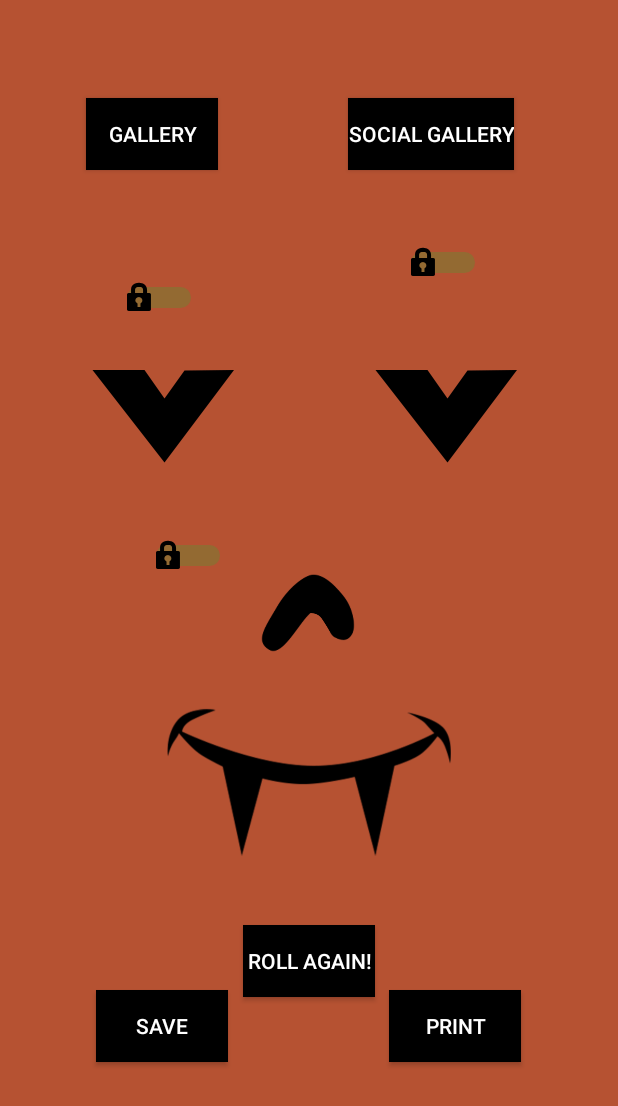
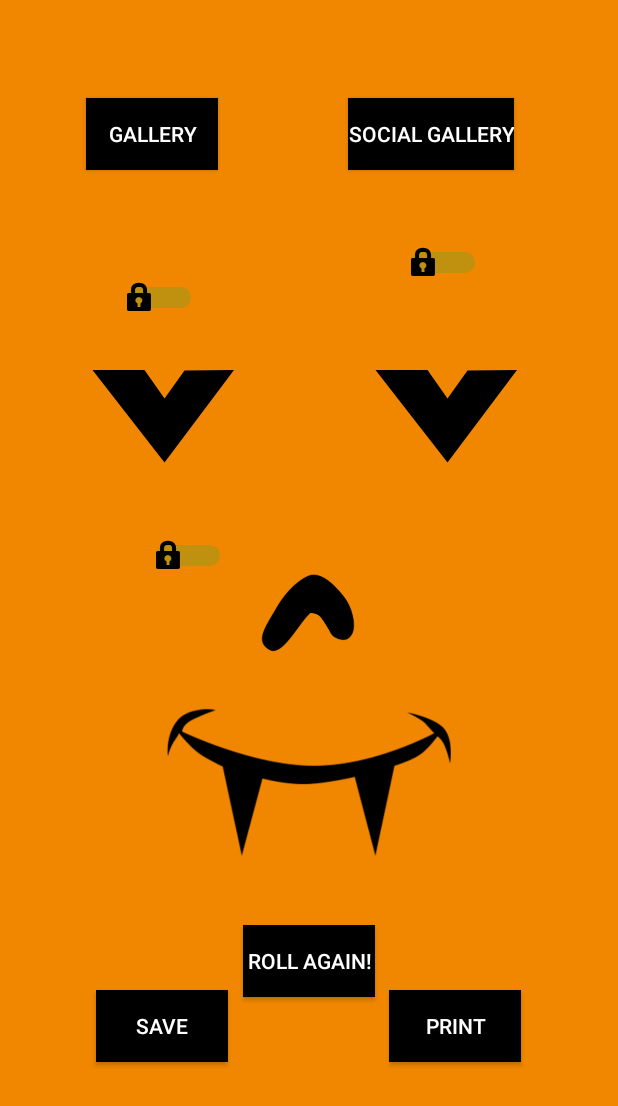
Before and after one commit to s529428/Jack-O-Lantern-SOS, an Android app: the screen it shows after launch (MainActivity), on a phone screen of 412 x 824 dp. Shown: the top 1106 px of the screen. Run offline under Robolectric (Android 15) with nearby library versions, the phone set to English and light mode, and no system bars; libraries missing offline, so code that uses them is left out: com.parse; 1 statement that could not run was skipped.

Commit message:
Lighted up the layout color

```diff
--- a/app/src/main/res/layout/activity_gallery.xml
+++ b/app/src/main/res/layout/activity_gallery.xml
@@ -4,7 +4,7 @@
     xmlns:tools="http://schemas.android.com/tools"
     android:layout_width="match_parent"
     android:layout_height="match_parent"
-    android:background="#B65232"
+    android:background="#F18701"
     tools:context=".GalleryActivity">
 
     <androidx.recyclerview.widget.RecyclerView
--- a/app/src/main/res/layout/activity_main.xml
+++ b/app/src/main/res/layout/activity_main.xml
@@ -4,24 +4,23 @@
     xmlns:tools="http://schemas.android.com/tools"
     android:layout_width="match_parent"
     android:layout_height="match_parent"
-    android:background="#B65232"
+    android:background="#F18701"
     tools:context=".MainActivity">
 
     <Button
         android:id="@+id/galleryBTN"
         android:layout_width="wrap_content"
         android:layout_height="wrap_content"
+        android:background="#000000"
         android:onClick="goToGallery"
         android:text="Gallery"
         android:textColor="#FFFFFF"
-        android:background="#000000"
         app:layout_constraintBottom_toBottomOf="parent"
         app:layout_constraintEnd_toEndOf="parent"
         app:layout_constraintHorizontal_bias="0.176"
         app:layout_constraintStart_toStartOf="parent"
         app:layout_constraintTop_toTopOf="parent"
-        app:layout_constraintVertical_bias="0.084"
-        />
+        app:layout_constraintVertical_bias="0.084" />
 
     <Button
         android:id="@+id/socialBTN"
@@ -42,9 +41,9 @@
         android:id="@+id/rollBTN"
         android:layout_width="wrap_content"
         android:layout_height="wrap_content"
+        android:background="#000000"
         android:text="Roll again!"
         android:textColor="#FFFFFF"
-        android:background="#000000"
         app:layout_constraintBottom_toBottomOf="parent"
         app:layout_constraintEnd_toEndOf="parent"
         app:layout_constraintStart_toStartOf="parent"
@@ -72,10 +71,10 @@
         android:layout_height="wrap_content"
         android:layout_marginTop="613dp"
         android:layout_marginBottom="70dp"
+        android:background="#000000"
         android:onClick="goToPrint"
         android:text="Print"
         android:textColor="#FFFFFF"
-        android:background="#000000"
         app:layout_constraintBottom_toBottomOf="parent"
         app:layout_constraintEnd_toEndOf="parent"
         app:layout_constraintHorizontal_bias="0.801"
--- a/app/src/main/res/layout/activity_printing.xml
+++ b/app/src/main/res/layout/activity_printing.xml
@@ -4,7 +4,7 @@
     xmlns:tools="http://schemas.android.com/tools"
     android:layout_width="match_parent"
     android:layout_height="match_parent"
-    android:background="#B65232"
+    android:background="#F18701"
     tools:context=".PrintingActivity">
 
     <Button
--- a/app/src/main/res/layout/activity_social_gallery.xml
+++ b/app/src/main/res/layout/activity_social_gallery.xml
@@ -4,7 +4,7 @@
     xmlns:tools="http://schemas.android.com/tools"
     android:layout_width="match_parent"
     android:layout_height="match_parent"
-    android:background="#B65232"
+    android:background="#F18701"
     tools:context=".SocialGalleryActivity">
 
     <androidx.recyclerview.widget.RecyclerView
@@ -24,7 +24,6 @@
         android:layout_height="wrap_content"
         android:layout_marginBottom="39dp"
         android:background="#000000"
-        android:onClick="goToHome"
         android:text="Generate"
         android:textColor="#FAF6F6"
         app:layout_constraintBottom_toTopOf="@+id/pumkinRV"
--- a/app/src/main/res/layout/pumkin_list_image_view.xml
+++ b/app/src/main/res/layout/pumkin_list_image_view.xml
@@ -5,7 +5,7 @@
     android:id="@+id/layout"
     android:layout_width="match_parent"
     android:layout_height="wrap_content"
-    android:background="#B65232"
+    android:background="#F18701"
     android:orientation="vertical">
 
     <ImageView
```
